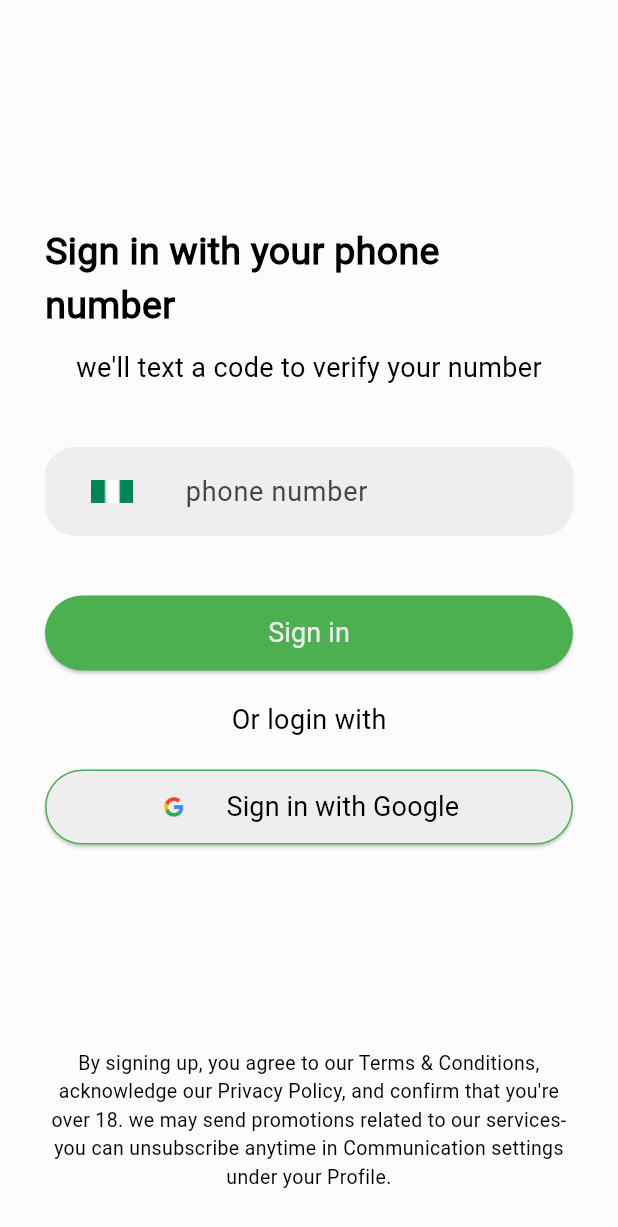
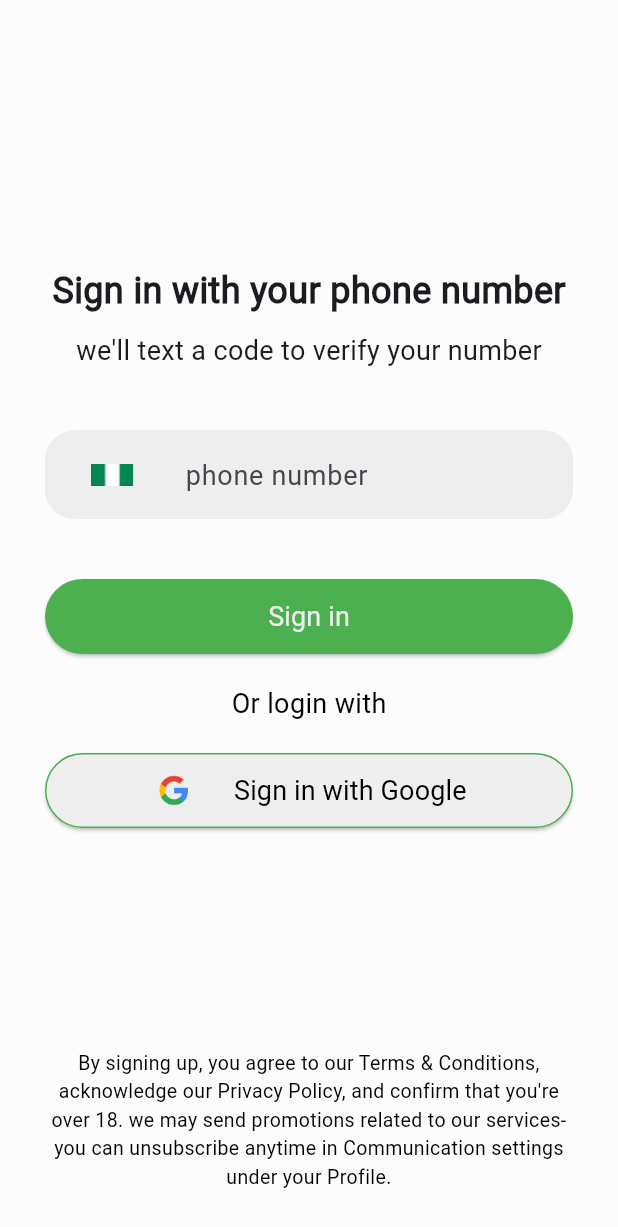
Before and after one commit to vastoutlet/apex_logistics, a Flutter app: the screen it shows after launch, after a tap on "Get Started", on a phone screen of 412 x 824 dp. Shown: the top 1227 px of the screen. Run offline on Flutter 3.47's test engine with Material 3 defaults, Android fonts, the light colour scheme and no system bars; drawn by our look-alikes of auto_size_text; our stand-ins replace animated_splash_screen, dotted_line, firebase_auth, firebase_core, flutter_slidable, flutter_styled_toast and 11 more; missing offline and left inert: another_stepper, dart:ffi, slide_action, top_modal_sheet; accounts and stored records are empty.

Commit message:
:art: Adjusted layout to use Flexible and Expanded widgets for dynamic resizing (onboarding and signIn screens)

```diff
--- a/lib/controllers/sign_in_controller.dart
+++ b/lib/controllers/sign_in_controller.dart
@@ -191,7 +191,7 @@ class SignInController extends GetxController {
 
       // navigator!.pop(Get.context!);
 
-      Get.offAll(Routes.decideRoute);
+      Get.offAllNamed(Routes.decideRoute);
       defaultSnackBar(Get.overlayContext!, true, "Sign in successful!");
     } on FirebaseAuthException catch (e) {
       navigator!.pop(Get.context!);
--- a/lib/views/auth/signin.dart
+++ b/lib/views/auth/signin.dart
@@ -6,6 +6,7 @@ import 'package:apex_logistics/controllers/sign_in_controller.dart';
 import 'package:apex_logistics/main.dart';
 import 'package:apex_logistics/routes/routes.dart';
 import 'package:apex_logistics/utils/constant.dart';
+import 'package:auto_size_text/auto_size_text.dart';
 import 'package:flutter/material.dart';
 import 'package:flutter/services.dart';
 import 'package:get/get.dart';
@@ -56,27 +57,37 @@ class _SignInState extends State<SignIn> {
           },
           child: Padding(
             padding: const EdgeInsets.symmetric(horizontal: 30, vertical: 30),
-            child: Padding(
-              padding: const EdgeInsets.only(top: 120),
-              child: Form(
+            child: Column(
+              children: [
+                const Expanded(
+                  child: SizedBox(),
+                ),
+                // Heading
+                const AutoSizeText(
+                  maxLines: 1,
+                  "Sign in with your phone number",
+                  style: TextStyle(
+                    fontFamily: "RobotoRegular",
+                    fontSize: 25,
+                    fontWeight: FontWeight.bold,
+                  ),
+                ),
+
+                const SizedBox(height: 10),
+                // Subtitle
+                const AutoSizeText(
+                  maxLines: 1,
+                  "we'll text a code to verify your number",
+                  style: TextStyle(
+                    fontFamily: "RobotoRegular",
+                    fontSize: 18,
+                  ),
+                ),
+
+                Form(
                   key: _formKey,
                   child: Column(
                     children: [
-                    // Heading
-                    const DefaultText(
-                      text: "Sign in with your phone number",
-                      size: 25,
-                      weight: FontWeight.bold,
-                    ),
-
-                    // Subtitle
-                    const SizedBox(height: 10),
-                    const DefaultText(
-                      text: "we'll text a code to verify your number",
-                      size: 18,
-                      weight: FontWeight.normal,
-                    ),
-
                       // Phone number text field
                       const SizedBox(height: 40),
                       DefaultForm(
@@ -130,7 +141,7 @@ class _SignInState extends State<SignIn> {
                             children: [
                               Image.asset(
                                 "assets/images/google.png",
-                              width: 20,
+                                width: 30,
                               ),
                               const SizedBox(width: 25),
                               const DefaultText(
@@ -142,7 +153,9 @@ class _SignInState extends State<SignIn> {
                           ),
                         ),
                       ),
-
+                    ],
+                  ),
+                ),
                 // terms
                 const Spacer(),
                 const DefaultText(
@@ -157,8 +170,6 @@ class _SignInState extends State<SignIn> {
           ),
         ),
       ),
-        ),
-      ),
     );
   }
 }
--- a/lib/views/onboarding/onboarding.dart
+++ b/lib/views/onboarding/onboarding.dart
@@ -35,30 +35,39 @@ class Onboarding extends StatelessWidget {
               mainAxisAlignment: MainAxisAlignment.center,
               children: [
                 // Image
-                Lottie.asset(
+                // const Expanded(child: SizedBox()),
+                Flexible(
+                  flex: 10,
+                  child: Lottie.asset(
                     controller.items[index].image,
-                  width: 400,
-                  height: 300,
+                    width: 500,
+                    height: 400,
                   ),
-                const SizedBox(height: 30.0),
+                ),
+                // const SizedBox(height: 30.0),
                 // Text
                 DefaultText(
                   text: controller.items[index].title,
                   weight: FontWeight.bold,
-                    size: 20.0),
+                  size: 25.0,
+                ),
                 const SizedBox(height: 30.0),
                 // Description
                 DefaultText(
                   text: controller.items[index].desc,
                   align: TextAlign.center,
-                  size: 15.0,
+                  size: 16.0,
                 ),
-                const SizedBox(height: 30.0),
+                const SizedBox(height: 50.0),
                 // Indicator
                 Row(
                   mainAxisAlignment: MainAxisAlignment.start,
                   children: [
-                    SmoothPageIndicator(
+                    Flexible(
+                      flex: 3,
+                      child: Padding(
+                        padding: const EdgeInsets.symmetric(horizontal: 20.0),
+                        child: SmoothPageIndicator(
                           controller: pageController,
                           count: controller.items.length,
                           onDotClicked: (index) => pageController.animateToPage(
@@ -71,27 +80,57 @@ class Onboarding extends StatelessWidget {
                             activeDotColor: Constants.primaryNormal,
                           ),
                         ),
-                  ],
+                      ),
                     ),
                   ],
                 ),
+                const SizedBox(height: 20.0),
+                const Expanded(
+                  child: SizedBox(),
                 ),
-          bottomSheet: Container(
+                Flexible(
+                  flex: 2,
+                  child: Container(
                     color: Constants.whiteLight,
-            padding:
-                const EdgeInsets.symmetric(horizontal: 30.0, vertical: 50.0),
+                    padding: const EdgeInsets.only(
+                      left: 20.0,
+                      right: 20.0,
+                      bottom: 20.0,
+                    ),
                     width: size.width,
                     child: DefaultButton(
                       child: const DefaultText(
                         text: "Get Started",
-                  size: 18.0,
+                        size: 20.0,
                         fontColor: Constants.whiteLight,
                       ),
                       onPressed: () async {
                         sharedPreferences.setBool("onboard", true);
                         Get.offAndToNamed(Routes.signIn);
-                }),
+                      },
                     ),
+                  ),
+                ),
+              ],
+            ),
+          ),
+          // bottomSheet: Container(
+          //   color: Constants.whiteLight,
+          //   padding:
+          //       const EdgeInsets.only(left: 30.0, right: 30.0, bottom: 30.0),
+          //   width: size.width,
+          //   child: DefaultButton(
+          //     child: const DefaultText(
+          //       text: "Get Started",
+          //       size: 18.0,
+          //       fontColor: Constants.whiteLight,
+          //     ),
+          //     onPressed: () async {
+          //       sharedPreferences.setBool("onboard", true);
+          //       Get.offAndToNamed(Routes.signIn);
+          //     },
+          //   ),
+          // ),
         );
       },
     );
--- a/lib/views/onboarding/onboardingItems.dart
+++ b/lib/views/onboarding/onboardingItems.dart
@@ -6,13 +6,13 @@ class OnboardingItems {
       image: "assets/images/onboard1.json",
       title: "Optimized Routes",
       desc:
-          "Save time and fuel with our intelligent route optimization feature. Save time and fuel with our intelligent route optimization feature.Save time and fuel with our intelligent route optimization",
+          "Save time and fuel with our intelligent route optimization feature.Save time and fuel with our intelligent route optimization feature.",
     ),
     OnboardingInfo(
       image: "assets/images/onboard2.json",
       title: "Real-Time Tracking",
       desc:
-          "Keep an eye on your shipments and vehicles with our real-time GPS tracking. Keep an eye on your shipments and vehicles with our real-time GPS tracking.",
+          "Keep an eye on your shipments and vehicles with our real-time GPS tracking.",
     ),
     OnboardingInfo(
       image: "assets/images/onboard3.json",
--- a/pubspec.yaml
+++ b/pubspec.yaml
@@ -58,6 +58,7 @@ dependencies:
   slide_action: ^0.0.2
   top_modal_sheet: ^2.1.0
   path_provider: ^2.1.3
+  auto_size_text: ^3.0.0
 
 dev_dependencies:
   flutter_test:
```
Also changed, not shown: lib/views/auth/link_authentication.dart (+15 -9 lines), lib/views/auth/verify_otp.dart (+19 -5 lines), pubspec.lock. Lines whose indentation alone changed are shown as unchanged.
